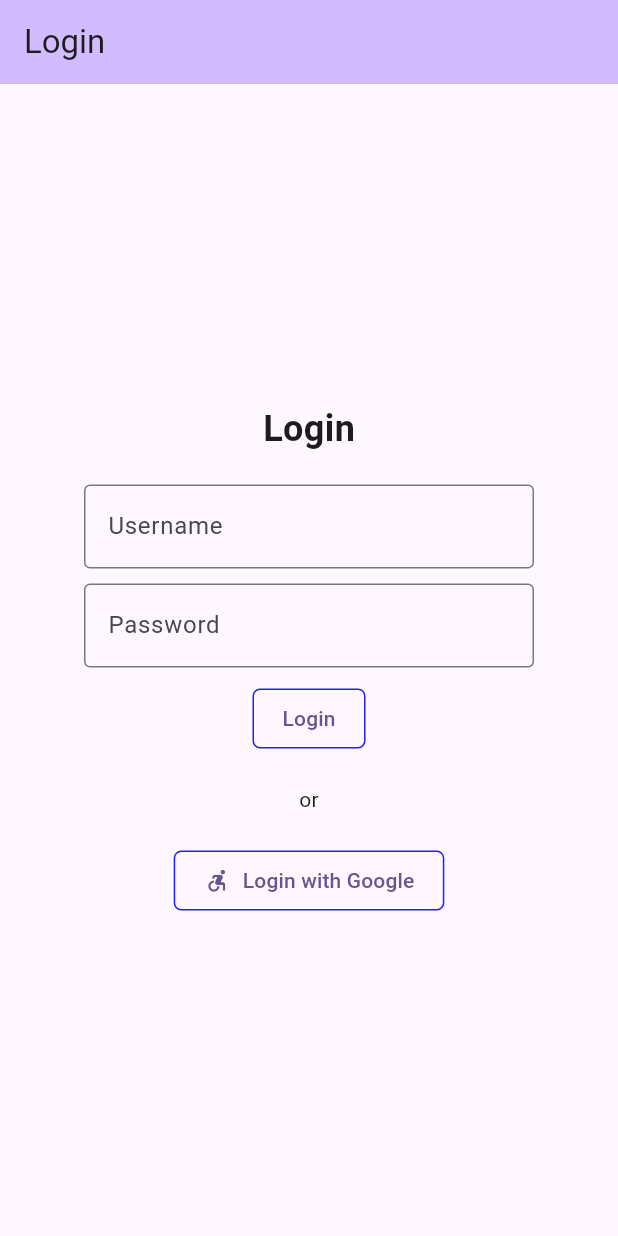
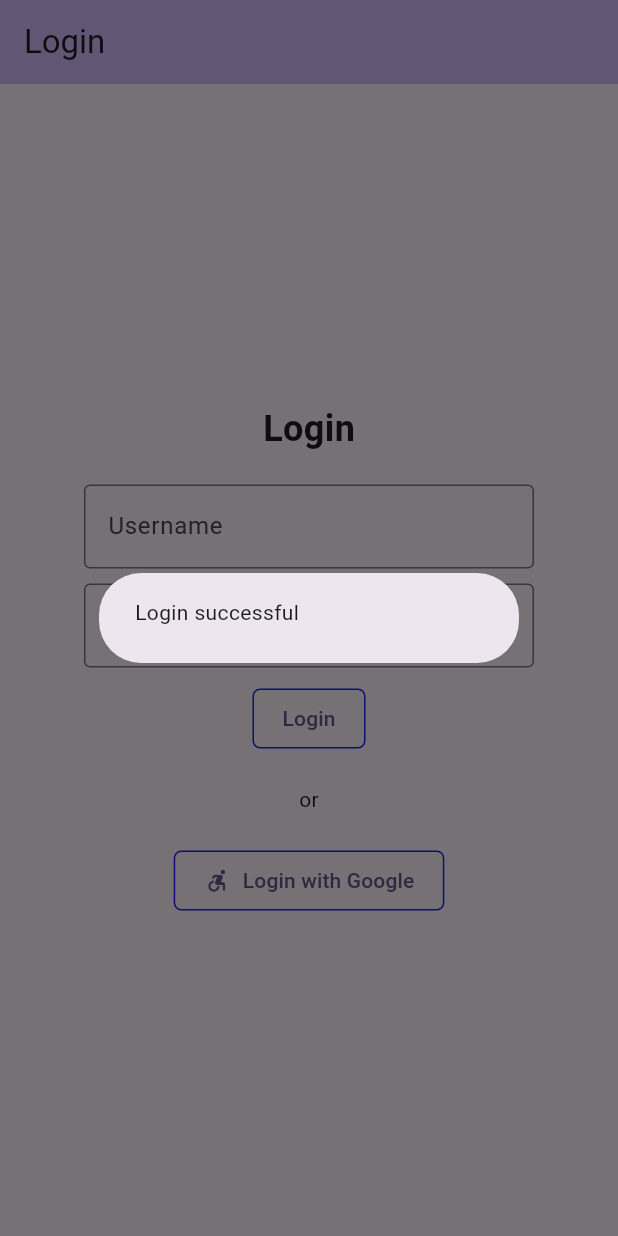
Before and after one commit to xedom/hsma_cpd_project, a Flutter app: the screen it shows after launch, after a tap on "Login", on a phone screen of 412 x 824 dp. Run offline on Flutter 3.47's test engine with Material 3 defaults, Android fonts, the phone set to English and light mode, and no system bars.

Commit message:
added onclick events

```diff
--- a/lib/login_screen.dart
+++ b/lib/login_screen.dart
@@ -5,16 +5,15 @@ import 'package:hsma_cpd_project/widgets/social_button.dart';
 class LoginScreen extends StatelessWidget {
   const LoginScreen({super.key});
 
-  void loginWithCredentials() {
-    const username = "pedro";
-    const password = "123456";
-
+  bool loginWithCredentials(String username, String password) {
     if (username == "pedro" && password == "123456") {
       print("Login successful");
-      Navigator.pushNamed(context, '/home');
+      return true;
     } else {
       print("Login failed");
     }
+
+    return false;
   }
 
   @override
@@ -37,7 +36,7 @@ class LoginScreen extends StatelessWidget {
             ),
             const SizedBox(height: 20),
             const FieldInput(
-                label: "Username", hint: "ex. Pedro Pè", obscureText: true),
+                label: "Username", hint: "ex. Pedro Pè", autofocus: true),
             const SizedBox(height: 10),
             const FieldInput(
                 label: "Password", hint: "ex. •••••••••", obscureText: true),
@@ -47,7 +46,21 @@ class LoginScreen extends StatelessWidget {
             //       Navigator.pushNamed(context, '/home');
             //     },
             //     child: const Text('Login')),
-            SocialButton(text: "Login", onPressed: () {}),
+            SocialButton(
+                text: "Login",
+                onPressed: () {
+                  bool logged = loginWithCredentials("pedro", "123456");
+                  if (logged) {
+                    // Navigator.pushNamed(context, '/home');
+                    showDialog(
+                      context: context,
+                      builder: (context) {
+                        return const AlertDialog(
+                            content: Text("Login successful"));
+                      },
+                    );
+                  }
+                }),
             const SizedBox(height: 20),
             const Text("or"),
             const SizedBox(height: 20),
--- a/lib/widgets/field_input.dart
+++ b/lib/widgets/field_input.dart
@@ -5,12 +5,14 @@ class FieldInput extends StatelessWidget {
     super.key,
     required this.label,
     required this.hint,
-    required this.obscureText,
+    this.obscureText = false,
+    this.autofocus = false,
   });
 
   final String label;
   final String hint;
   final bool obscureText;
+  final bool autofocus;
 
   @override
   Widget build(BuildContext context) {
@@ -19,12 +21,18 @@ class FieldInput extends StatelessWidget {
         maxWidth: 300,
       ),
       child: TextField(
+        controller: TextEditingController(),
+        onChanged: (String value) {
+          if (value.isNotEmpty) {
+          } else {}
+        },
         decoration: InputDecoration(
-          border: OutlineInputBorder(),
+          border: const OutlineInputBorder(),
           labelText: label,
           hintText: hint,
         ),
         obscureText: obscureText,
+        autofocus: autofocus,
       ),
     );
   }
--- a/lib/widgets/social_button.dart
+++ b/lib/widgets/social_button.dart
@@ -17,7 +17,7 @@ class SocialButton extends StatelessWidget {
   @override
   Widget build(BuildContext context) {
     return TextButton.icon(
-        onPressed: () {},
+        onPressed: onPressed,
         label: Text(text),
         icon: icon,
         style: TextButton.styleFrom(
```
